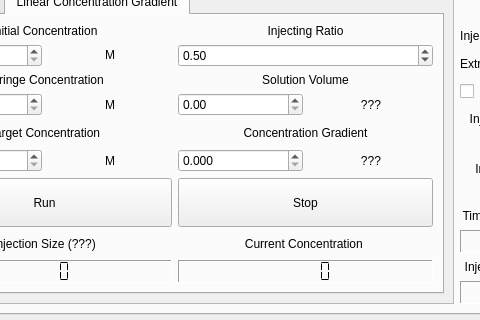
Old version of the form code/poseidon_controller_gf_gui.ui in the repository juerslab/maker-auto_gradient_equilibration; both pictures show x 127 to 607 and y 87 to 407 of the 832 by 525 pixel window.
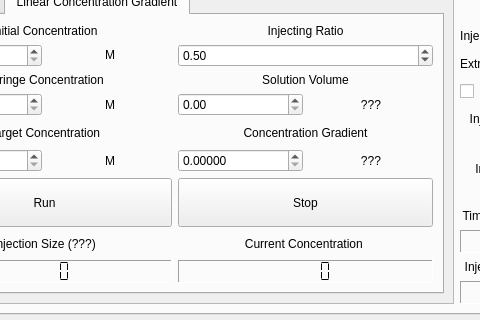
New version of the form. The open tabs and pages were chosen to show the change.

Diff of the .ui file:
```diff
--- a/code/poseidon_controller_gf_gui.ui
+++ b/code/poseidon_controller_gf_gui.ui
@@ -1157,7 +1157,7 @@
           <rect>
            <x>0</x>
            <y>0</y>
-           <width>465</width>
+           <width>521</width>
            <height>360</height>
           </rect>
          </property>
@@ -1554,7 +1554,7 @@
                          <string/>
                         </property>
                         <property name="decimals">
-                         <number>3</number>
+                         <number>5</number>
                         </property>
                         <property name="maximum">
                          <double>999.990000000000009</double>
```
Left out of the diff: 6 changed lines with no effect on the pictures.
